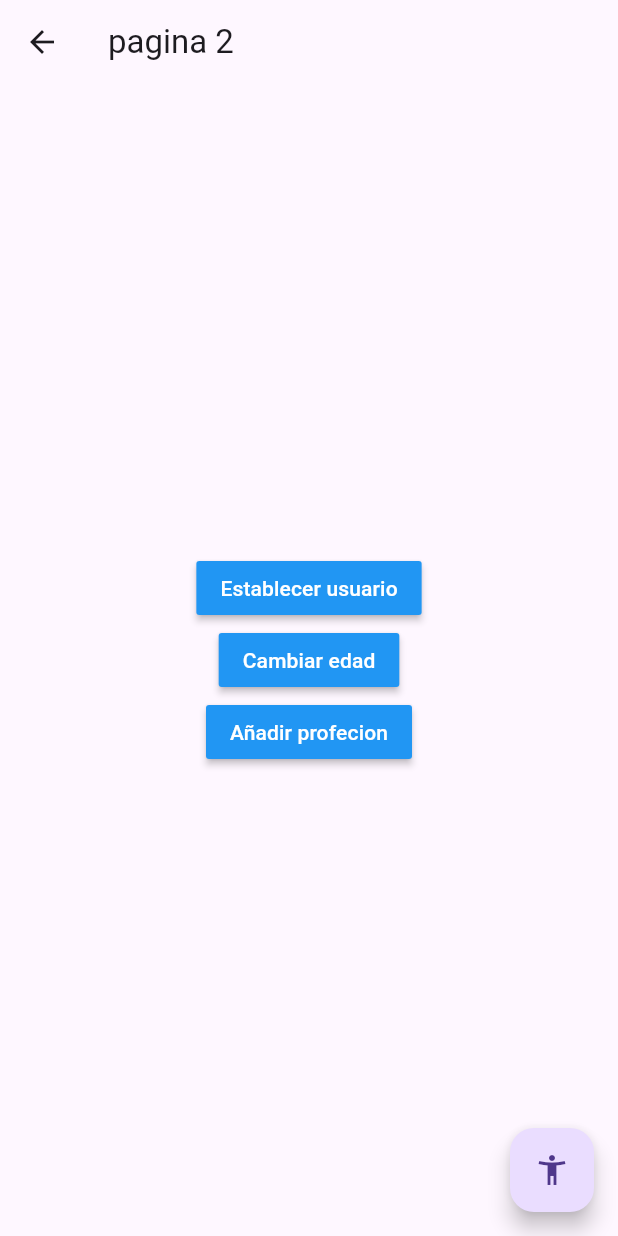
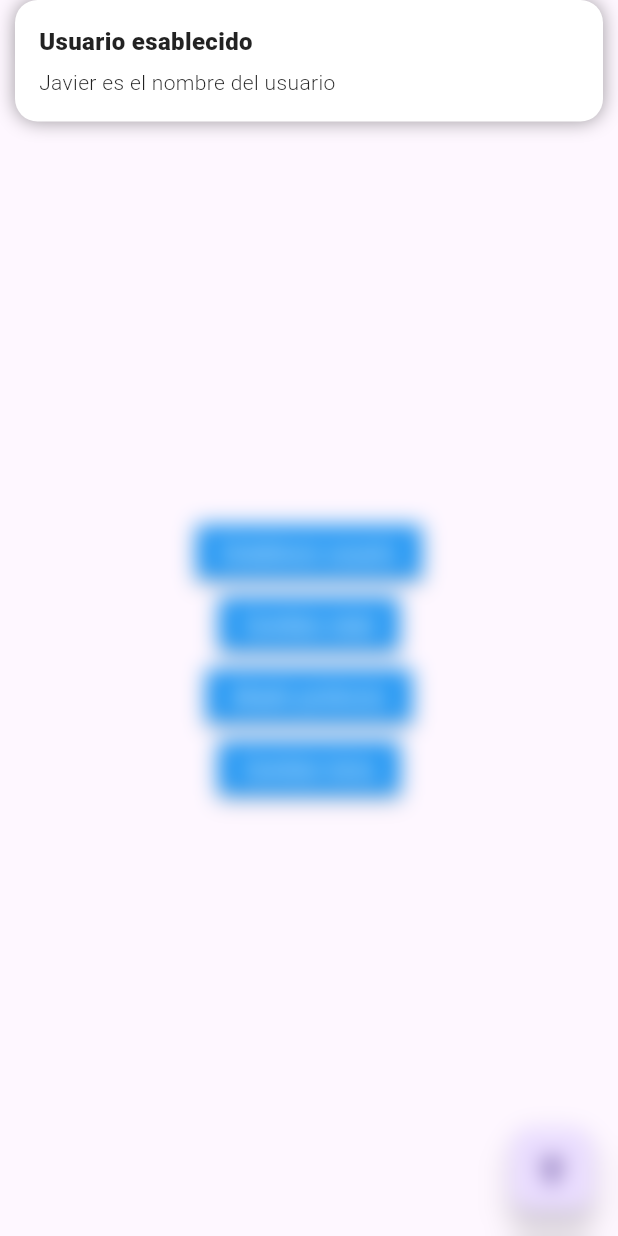
Before and after one commit to jhreyes483/flutter-a, a Flutter app: the Pagina2Page screen opened by its route, after a tap on "Establecer usuario", on a phone screen of 412 x 824 dp. Run offline on Flutter 3.47's test engine with Material 3 defaults, Android fonts, the phone set to English and light mode, and no system bars; our stand-ins replace flutter_secure_storage, get, pie_chart, pull_to_refresh, socket_io_client; missing offline and left inert: dart:ffi; accounts and stored records are empty.

Commit message:
getx, cambiar tema y alertas de getx

```diff
--- a/01-apps/c-estados/estados/lib/pages/pagina2_page.dart
+++ b/01-apps/c-estados/estados/lib/pages/pagina2_page.dart
@@ -29,6 +29,18 @@ class _Pagina2PageState extends State<Pagina2Page> {
               child: Text('Establecer usuario', style: TextStyle(color: Colors.white)),
               color: Colors.blue,
               onPressed: () {
+                Get.snackbar(
+                  'Usuario esablecido',
+                  'Javier es el nombre del usuario',
+                  backgroundColor: Colors.white,
+                  boxShadows: [
+                    BoxShadow(
+                      color: Colors.black38,
+                      blurRadius: 10
+                    )
+                  ]
+                  ); // alerta
+                  print('termino alerta');
                 usuarioCtrl.cargarUsuario( Usuario(nombre: 'Javier', edad:30) );
               }
             ),
@@ -48,6 +60,13 @@ class _Pagina2PageState extends State<Pagina2Page> {
                 usuarioCtrl.agregarProfesion('Test profesion ${usuarioCtrl.profesionesCount + 1}');
               }
             ),
+            MaterialButton(
+              child: Text('Cambiar tema', style: TextStyle(color: Colors.white)),
+              color: Colors.blue,
+              onPressed: () {
+                Get.changeTheme( Get.isDarkMode ? ThemeData.light() : ThemeData.dark() ); // cambio de tema
+              }
+            ),
           ],
         ),
       ),
```
